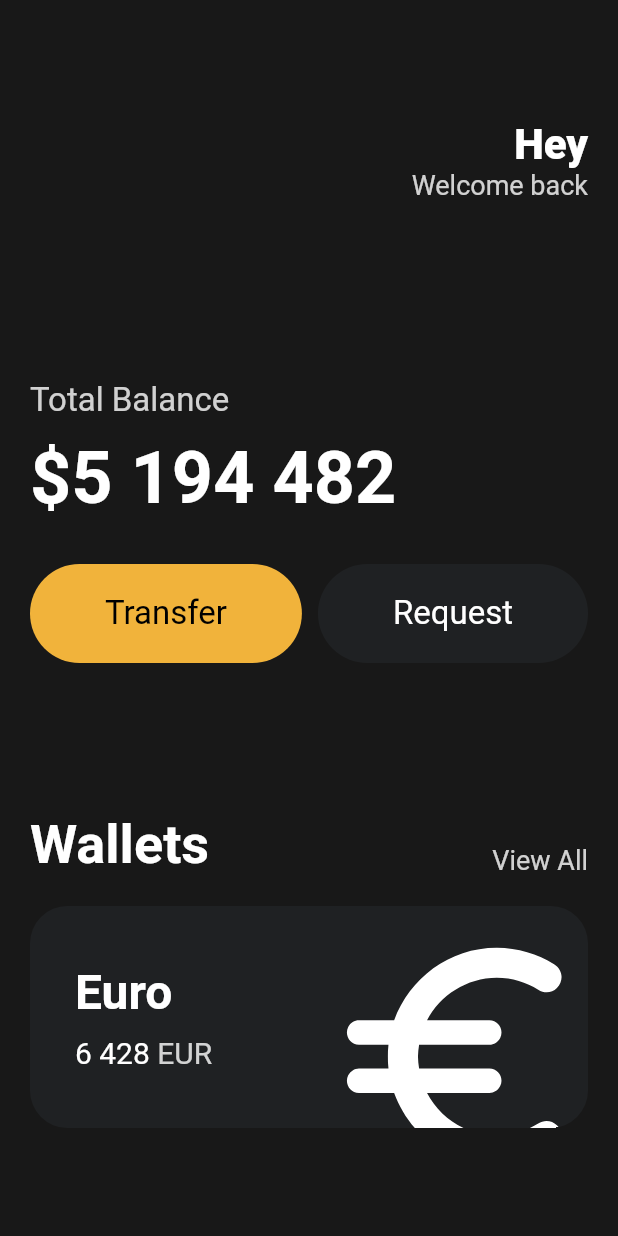
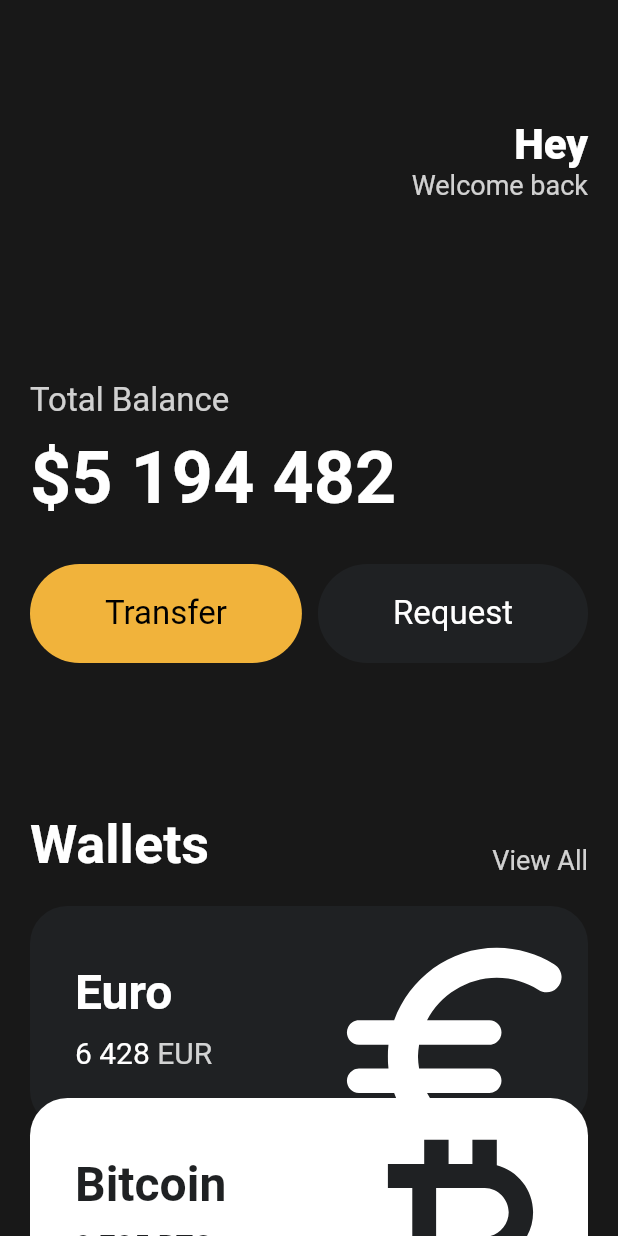
Before and after one commit to hyunjin1012/flutter_app_clone, a Flutter app: the screen it shows after launch, on a phone screen of 412 x 824 dp. Run offline on Flutter 3.47's test engine with Material 2 defaults, Android fonts, the phone set to English and light mode, and no system bars.

Commit message:
add reusable card

```diff
--- a/lib/main.dart
+++ b/lib/main.dart
@@ -1,5 +1,6 @@
 import 'package:flutter/material.dart';
 import 'package:toonflix/widgets/Button.dart';
+import 'package:toonflix/widgets/currency_card.dart';
 
 void main() {
   runApp(const App());
@@ -13,7 +14,8 @@ class App extends StatelessWidget {
     return MaterialApp(
       home: Scaffold(
           backgroundColor: const Color(0xFF181818),
-          body: Padding(
+          body: SingleChildScrollView(
+            child: Padding(
               padding: const EdgeInsets.symmetric(
                 horizontal: 20,
               ),
@@ -109,69 +111,34 @@ class App extends StatelessWidget {
                   const SizedBox(
                     height: 20,
                   ),
-                Container(
-                    clipBehavior: Clip.hardEdge,
-                    decoration: BoxDecoration(
-                      color: const Color(0xFF1F2123),
-                      borderRadius: BorderRadius.circular(25),
+                  const CurrencyCard(
+                    name: 'Euro',
+                    code: 'EUR',
+                    amount: '6 428',
+                    icon: Icons.euro_rounded,
+                    isInverted: false,
                   ),
-                    child: Padding(
-                      padding: const EdgeInsets.all(30),
-                      child: Row(
-                        mainAxisAlignment: MainAxisAlignment.spaceBetween,
-                        children: [
-                          Column(
-                            crossAxisAlignment: CrossAxisAlignment.start,
-                            children: [
-                              const Text(
-                                'Euro',
-                                style: TextStyle(
-                                  color: Colors.white,
-                                  fontSize: 32,
-                                  fontWeight: FontWeight.w600,
-                                ),
-                              ),
-                              const SizedBox(
-                                height: 10,
-                              ),
-                              Row(
-                                children: [
-                                  const Text(
-                                    '6 428',
-                                    style: TextStyle(
-                                      color: Colors.white,
-                                      fontSize: 20,
-                                    ),
-                                  ),
-                                  const SizedBox(
-                                    width: 5,
-                                  ),
-                                  Text(
-                                    'EUR',
-                                    style: TextStyle(
-                                      color: Colors.white.withOpacity(0.8),
-                                      fontSize: 20,
-                                    ),
-                                  ),
-                                ],
-                              )
-                            ],
-                          ),
-                          Transform.scale(
-                            scale: 2.2,
-                            child: Transform.translate(
-                              offset: const Offset(-5, 12),
-                              child: const Icon(
-                                Icons.euro_rounded,
-                                color: Colors.white,
-                                size: 88,
-                              ),
+                  Transform.translate(
+                      offset: const Offset(0, -20),
+                      child: const CurrencyCard(
+                        name: 'Bitcoin',
+                        code: 'BTC',
+                        amount: '9 785',
+                        icon: Icons.currency_bitcoin,
+                        isInverted: true,
+                      )),
+                  Transform.translate(
+                    offset: const Offset(0, -40),
+                    child: const CurrencyCard(
+                      name: 'Dollar',
+                      code: 'USD',
+                      amount: '428',
+                      icon: Icons.attach_money_outlined,
+                      isInverted: false,
                     ),
                   )
                 ],
               ),
-                    )),
-              ],
             ),
           )),
     );
--- /dev/null
+++ b/lib/widgets/currency_card.dart
@@ -0,0 +1,86 @@
+import 'package:flutter/material.dart';
+
+class CurrencyCard extends StatelessWidget {
+  final String name, code, amount;
+  final IconData icon;
+  final bool isInverted;
+
+  final _blackColor = const Color(0xFF1F2123);
+
+  const CurrencyCard({
+    super.key,
+    required this.name,
+    required this.code,
+    required this.amount,
+    required this.icon,
+    required this.isInverted,
+  });
+
+  @override
+  Widget build(BuildContext context) {
+    return Container(
+        clipBehavior: Clip.hardEdge,
+        decoration: BoxDecoration(
+          color: isInverted ? Colors.white : _blackColor,
+          borderRadius: BorderRadius.circular(25),
+        ),
+        child: Padding(
+          padding: const EdgeInsets.all(30),
+          child: Row(
+            mainAxisAlignment: MainAxisAlignment.spaceBetween,
+            children: [
+              Column(
+                crossAxisAlignment: CrossAxisAlignment.start,
+                children: [
+                  Text(
+                    name,
+                    style: TextStyle(
+                      color: isInverted ? _blackColor : Colors.white,
+                      fontSize: 32,
+                      fontWeight: FontWeight.w600,
+                    ),
+                  ),
+                  const SizedBox(
+                    height: 10,
+                  ),
+                  Row(
+                    children: [
+                      Text(
+                        amount,
+                        style: TextStyle(
+                          color: isInverted ? _blackColor : Colors.white,
+                          fontSize: 20,
+                        ),
+                      ),
+                      const SizedBox(
+                        width: 5,
+                      ),
+                      Text(
+                        code,
+                        style: TextStyle(
+                          color: isInverted
+                              ? _blackColor
+                              : Colors.white.withOpacity(0.8),
+                          fontSize: 20,
+                        ),
+                      ),
+                    ],
+                  )
+                ],
+              ),
+              Transform.scale(
+                scale: 2.2,
+                child: Transform.translate(
+                  offset: const Offset(-5, 12),
+                  child: Icon(
+                    icon,
+                    color: isInverted ? _blackColor : Colors.white,
+                    size: 88,
+                  ),
+                ),
+              )
+            ],
+          ),
+        ));
+  }
+}
```
Lines whose indentation alone changed are shown as unchanged.
